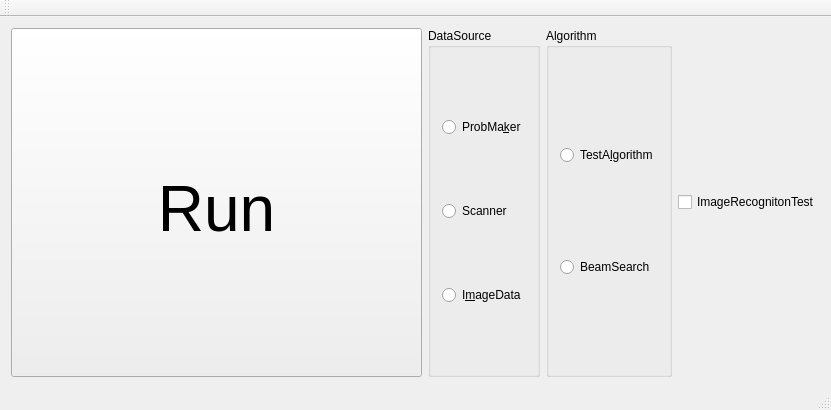
Qt form Kunugida/kunugida.ui (tnct-spc/procon2017-comp) before a commit.
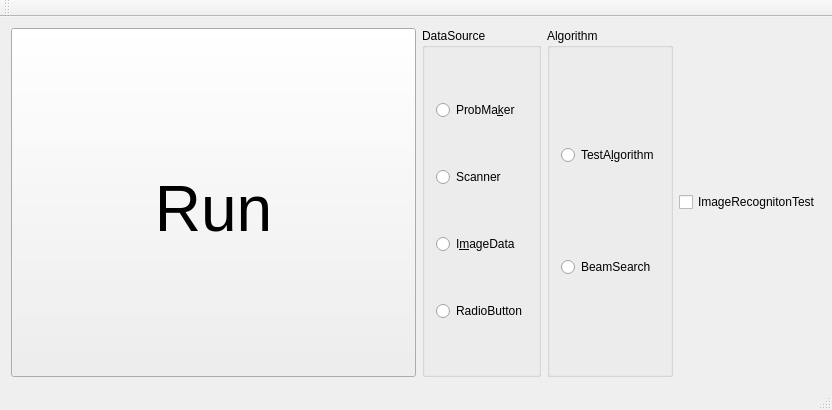
The same form after that commit.

Commit message: [add]csvからfieldを取るためのボタンを追加

```diff
--- a/Kunugida/kunugida.ui
+++ b/Kunugida/kunugida.ui
@@ -6,7 +6,7 @@
    <rect>
     <x>0</x>
     <y>0</y>
-    <width>831</width>
+    <width>832</width>
     <height>410</height>
    </rect>
   </property>
@@ -68,6 +68,13 @@
            </property>
           </widget>
          </item>
+         <item>
+          <widget class="QRadioButton" name="csv_button">
+           <property name="text">
+            <string>RadioButton</string>
+           </property>
+          </widget>
+         </item>
         </layout>
        </widget>
       </item>
```
Left out of the diff: 4 changed lines with no effect on the pictures. The commit also changes 1 other file.
